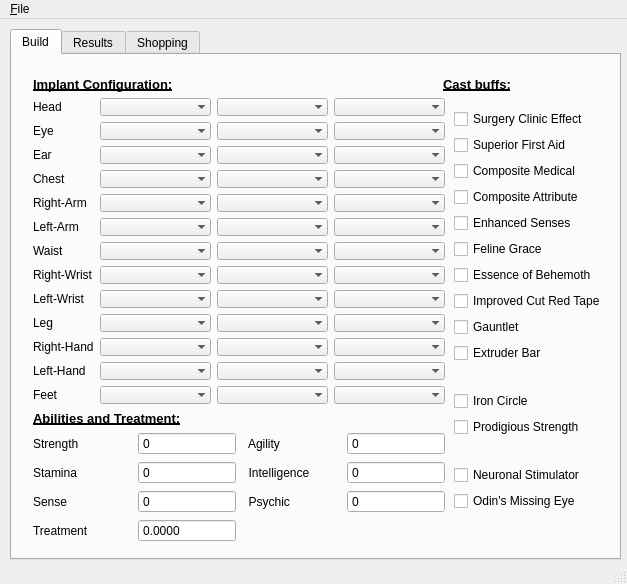
davghouse/AOLadderer, file src/mainwindow.ui: the form before one commit.
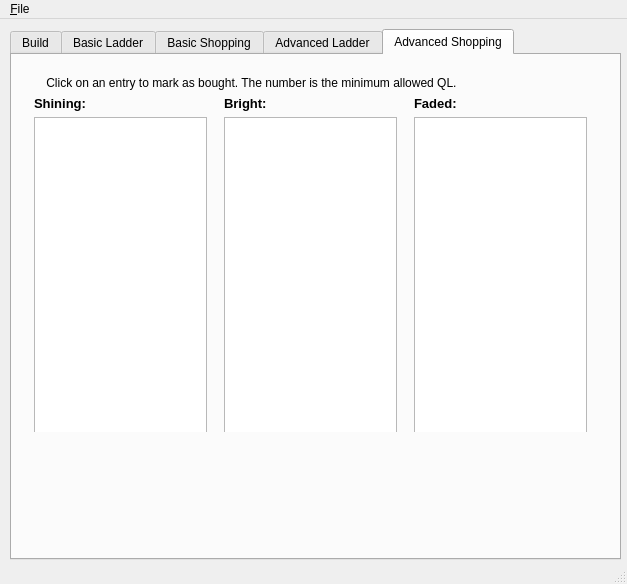
The form after the commit. The open tabs and pages were chosen to show the change.

Commit message: Add advanced ladder functionality

Patch:
```diff
--- a/src/mainwindow.ui
+++ b/src/mainwindow.ui
@@ -231,6 +231,9 @@
          <property name="orientation">
           <enum>Qt::Vertical</enum>
          </property>
+         <property name="sizeType">
+          <enum>QSizePolicy::Ignored</enum>
+         </property>
          <property name="sizeHint" stdset="0">
           <size>
            <width>20</width>
@@ -3277,7 +3280,7 @@
     </widget>
     <widget class="QWidget" name="resultsTab">
      <attribute name="title">
-      <string notr="true">Results</string>
+      <string notr="true">Basic Ladder</string>
      </attribute>
      <widget class="QWidget" name="layoutWidget">
       <property name="geometry">
@@ -3419,7 +3422,7 @@
     </widget>
     <widget class="QWidget" name="shoppingTab">
      <attribute name="title">
-      <string notr="true">Shopping</string>
+      <string notr="true">Basic Shopping</string>
      </attribute>
      <widget class="QWidget" name="layoutWidget">
       <property name="geometry">
@@ -3620,6 +3623,377 @@
       </layout>
      </widget>
     </widget>
+    <widget class="QWidget" name="resultsTab2">
+     <attribute name="title">
+      <string>Advanced Ladder</string>
+     </attribute>
+     <widget class="QWidget" name="layoutWidget_2">
+      <property name="geometry">
+       <rect>
+        <x>0</x>
+        <y>10</y>
+        <width>605</width>
+        <height>491</height>
+       </rect>
+      </property>
+      <layout class="QHBoxLayout" name="horizontalLayout_18">
+       <item>
+        <spacer name="horizontalSpacer_9">
+         <property name="orientation">
+          <enum>Qt::Horizontal</enum>
+         </property>
+         <property name="sizeType">
+          <enum>QSizePolicy::Ignored</enum>
+         </property>
+         <property name="sizeHint" stdset="0">
+          <size>
+           <width>13</width>
+           <height>20</height>
+          </size>
+         </property>
+        </spacer>
+       </item>
+       <item>
+        <layout class="QVBoxLayout" name="verticalLayout_12">
+         <item>
+          <layout class="QVBoxLayout" name="verticalLayout_13">
+           <item>
+            <widget class="QLabel" name="label_31">
+             <property name="text">
+              <string notr="true">&lt;html&gt;&lt;head/&gt;&lt;body&gt;&lt;p&gt;&lt;span style=&quot; font-size:10pt; font-weight:600;&quot;&gt;Step one:&lt;/span&gt; Insert implants in order.                           &lt;/p&gt;&lt;/body&gt;&lt;/html&gt;</string>
+             </property>
+            </widget>
+           </item>
+           <item>
+            <widget class="QListWidget" name="stepOne_2">
+             <property name="enabled">
+              <bool>true</bool>
+             </property>
+             <property name="font">
+              <font>
+               <family>Courier New</family>
+               <pointsize>8</pointsize>
+               <kerning>false</kerning>
+              </font>
+             </property>
+             <property name="frameShape">
+              <enum>QFrame::StyledPanel</enum>
+             </property>
+             <property name="frameShadow">
+              <enum>QFrame::Sunken</enum>
+             </property>
+             <property name="alternatingRowColors">
+              <bool>false</bool>
+             </property>
+            </widget>
+           </item>
+           <item>
+            <widget class="QLabel" name="label_32">
+             <property name="text">
+              <string notr="true">&lt;html&gt;&lt;head/&gt;&lt;body&gt;&lt;p&gt;&lt;span style=&quot; font-size:10pt; font-weight:600;&quot;&gt;Step two: &lt;/span&gt;Insert remaining ladder implants in order, removing prior ladder implants when necessary.&lt;/p&gt;&lt;/body&gt;&lt;/html&gt;</string>
+             </property>
+            </widget>
+           </item>
+           <item>
+            <widget class="QListWidget" name="stepTwo_2">
+             <property name="font">
+              <font>
+               <family>Courier New</family>
+               <pointsize>8</pointsize>
+               <kerning>false</kerning>
+              </font>
+             </property>
+            </widget>
+           </item>
+           <item>
+            <widget class="QLabel" name="label_34">
+             <property name="text">
+              <string notr="true">&lt;html&gt;&lt;head/&gt;&lt;body&gt;&lt;p&gt;&lt;span style=&quot; font-size:10pt; font-weight:600;&quot;&gt;Step three: &lt;/span&gt;Insert final implants in order, removing ladder implants when necessary.&lt;/p&gt;&lt;/body&gt;&lt;/html&gt;</string>
+             </property>
+            </widget>
+           </item>
+           <item>
+            <widget class="QListWidget" name="stepThree_2">
+             <property name="font">
+              <font>
+               <family>Courier New</family>
+               <kerning>false</kerning>
+              </font>
+             </property>
+            </widget>
+           </item>
+          </layout>
+         </item>
+         <item>
+          <layout class="QHBoxLayout" name="horizontalLayout_19">
+           <item>
+            <widget class="QLabel" name="label_33">
+             <property name="text">
+              <string notr="true">Average QL = </string>
+             </property>
+            </widget>
+           </item>
+           <item>
+            <widget class="QDoubleSpinBox" name="avgQLSpinBox_2">
+             <property name="enabled">
+              <bool>true</bool>
+             </property>
+             <property name="contextMenuPolicy">
+              <enum>Qt::DefaultContextMenu</enum>
+             </property>
+             <property name="readOnly">
+              <bool>true</bool>
+             </property>
+             <property name="buttonSymbols">
+              <enum>QAbstractSpinBox::NoButtons</enum>
+             </property>
+             <property name="prefix">
+              <string notr="true"/>
+             </property>
+             <property name="maximum">
+              <double>999.000000000000000</double>
+             </property>
+            </widget>
+           </item>
+           <item>
+            <spacer name="horizontalSpacer_10">
+             <property name="orientation">
+              <enum>Qt::Horizontal</enum>
+             </property>
+             <property name="sizeHint" stdset="0">
+              <size>
+               <width>60</width>
+               <height>20</height>
+              </size>
+             </property>
+            </spacer>
+           </item>
+          </layout>
+         </item>
+        </layout>
+       </item>
+       <item>
+        <spacer name="horizontalSpacer_11">
+         <property name="orientation">
+          <enum>Qt::Horizontal</enum>
+         </property>
+         <property name="sizeType">
+          <enum>QSizePolicy::Ignored</enum>
+         </property>
+         <property name="sizeHint" stdset="0">
+          <size>
+           <width>17</width>
+           <height>20</height>
+          </size>
+         </property>
+        </spacer>
+       </item>
+      </layout>
+     </widget>
+    </widget>
+    <widget class="QWidget" name="shoppingTab2">
+     <attribute name="title">
+      <string>Advanced Shopping</string>
+     </attribute>
+     <widget class="QWidget" name="layoutWidget_3">
+      <property name="geometry">
+       <rect>
+        <x>0</x>
+        <y>10</y>
+        <width>601</width>
+        <height>367</height>
+       </rect>
+      </property>
+      <layout class="QVBoxLayout" name="verticalLayout_14">
+       <item>
+        <widget class="QLabel" name="label_35">
+         <property name="text">
+          <string notr="true">       Click on an entry to mark as bought. The number is the minimum allowed QL.</string>
+         </property>
+        </widget>
+       </item>
+       <item>
+        <layout class="QHBoxLayout" name="horizontalLayout_20">
+         <item>
+          <spacer name="horizontalSpacer_12">
+           <property name="orientation">
+            <enum>Qt::Horizontal</enum>
+           </property>
+           <property name="sizeHint" stdset="0">
+            <size>
+             <width>13</width>
+             <height>20</height>
+            </size>
+           </property>
+          </spacer>
+         </item>
+         <item>
+          <layout class="QVBoxLayout" name="verticalLayout_15">
+           <item>
+            <widget class="QLabel" name="label_36">
+             <property name="font">
+              <font>
+               <pointsize>10</pointsize>
+               <weight>75</weight>
+               <bold>true</bold>
+              </font>
+             </property>
+             <property name="text">
+              <string notr="true">Shining:</string>
+             </property>
+            </widget>
+           </item>
+           <item>
+            <widget class="QListWidget" name="Shining_2">
+             <property name="minimumSize">
+              <size>
+               <width>173</width>
+               <height>320</height>
+              </size>
+             </property>
+             <property name="maximumSize">
+              <size>
+               <width>173</width>
+               <height>320</height>
+              </size>
+             </property>
+             <property name="font">
+              <font>
+               <family>Courier New</family>
+               <kerning>false</kerning>
+              </font>
+             </property>
+             <property name="sortingEnabled">
+              <bool>false</bool>
+             </property>
+            </widget>
+           </item>
+          </layout>
+         </item>
+         <item>
+          <spacer name="horizontalSpacer_13">
+           <property name="orientation">
+            <enum>Qt::Horizontal</enum>
+           </property>
+           <property name="sizeHint" stdset="0">
+            <size>
+             <width>13</width>
+             <height>20</height>
+            </size>
+           </property>
+          </spacer>
+         </item>
+         <item>
+          <layout class="QVBoxLayout" name="verticalLayout_16">
+           <item>
+            <widget class="QLabel" name="label_37">
+             <property name="font">
+              <font>
+               <pointsize>10</pointsize>
+               <weight>75</weight>
+               <bold>true</bold>
+              </font>
+             </property>
+             <property name="text">
+              <string notr="true">Bright:</string>
+             </property>
+            </widget>
+           </item>
+           <item>
+            <widget class="QListWidget" name="Bright_2">
+             <property name="minimumSize">
+              <size>
+               <width>173</width>
+               <height>320</height>
+              </size>
+             </property>
+             <property name="maximumSize">
+              <size>
+               <width>173</width>
+               <height>320</height>
+              </size>
+             </property>
+             <property name="font">
+              <font>
+               <family>Courier New</family>
+               <kerning>false</kerning>
+              </font>
+             </property>
+            </widget>
+           </item>
+          </layout>
+         </item>
+         <item>
+          <spacer name="horizontalSpacer_14">
+           <property name="orientation">
+            <enum>Qt::Horizontal</enum>
+           </property>
+           <property name="sizeHint" stdset="0">
+            <size>
+             <width>13</width>
+             <height>20</height>
+            </size>
+           </property>
+          </spacer>
+         </item>
+         <item>
+          <layout class="QVBoxLayout" name="verticalLayout_17">
+           <item>
+            <widget class="QLabel" name="label_38">
+             <property name="font">
+              <font>
+               <pointsize>10</pointsize>
+               <weight>75</weight>
+               <bold>true</bold>
+              </font>
+             </property>
+             <property name="text">
+              <string notr="true">Faded:</string>
+             </property>
+            </widget>
+           </item>
+           <item>
+            <widget class="QListWidget" name="Faded_2">
+             <property name="minimumSize">
+              <size>
+               <width>173</width>
+               <height>320</height>
+              </size>
+             </property>
+             <property name="maximumSize">
+              <size>
+               <width>173</width>
+               <height>320</height>
+              </size>
+             </property>
+             <property name="font">
+              <font>
+               <family>Courier New</family>
+               <kerning>false</kerning>
+              </font>
+             </property>
+            </widget>
+           </item>
+          </layout>
+         </item>
+         <item>
+          <spacer name="horizontalSpacer_15">
+           <property name="orientation">
+            <enum>Qt::Horizontal</enum>
+           </property>
+           <property name="sizeHint" stdset="0">
+            <size>
+             <width>17</width>
+             <height>20</height>
+            </size>
+           </property>
+          </spacer>
+         </item>
+        </layout>
+       </item>
+      </layout>
+     </widget>
+    </widget>
    </widget>
   </widget>
   <widget class="QStatusBar" name="statusBar">
```
Left out of the diff: 52 changed lines with no effect on the pictures. The commit also changes 7 other files.
